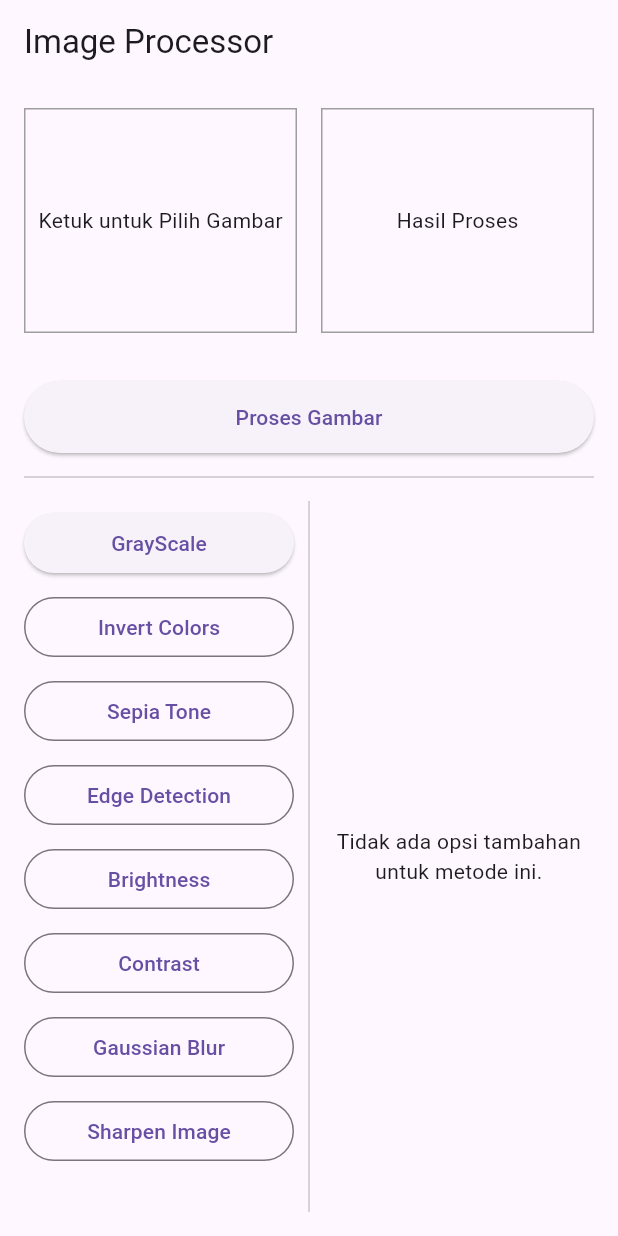
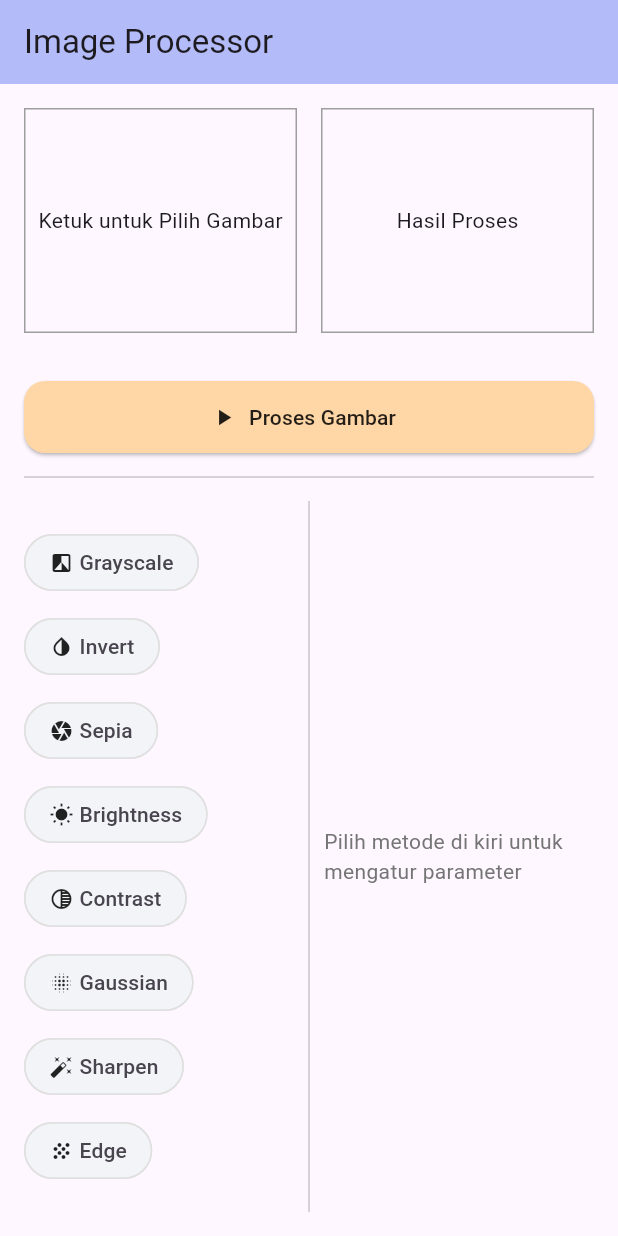
Before and after one commit to imdito/Citra-App, a Flutter app: the screen it shows after launch, on a phone screen of 412 x 824 dp. Run offline on Flutter 3.47's test engine with Material 3 defaults, Android fonts, the phone set to English and light mode, and no system bars; our stand-ins replace get, image_picker; missing offline and left inert: opencv_dart.

Commit message:
kentir iki tenan

```diff
--- a/lib/image_processing_View.dart
+++ b/lib/image_processing_View.dart
@@ -5,12 +5,18 @@ import 'Image_processing_controller.dart'; // Pastikan file ini ada
 class ImageProcessingView extends StatelessWidget {
   ImageProcessingView({Key? key}) : super(key: key);
 
-  final ImageProcessingController controller = Get.put(ImageProcessingController());
+  final ImageProcessingController controller = Get.put(
+    ImageProcessingController(),
+  );
 
   @override
   Widget build(BuildContext context) {
     return Scaffold(
-      appBar: AppBar(title: Text("Image Processor")),
+      appBar: AppBar(
+        title: Text("Image Processor"),
+        backgroundColor: const Color(0xFFB8C3FF),
+        elevation: 2,
+      ),
       body: Padding(
         padding: const EdgeInsets.all(16.0),
         child: Column(
@@ -22,33 +28,42 @@ class ImageProcessingView extends StatelessWidget {
                 Expanded(
                   child: GestureDetector(
                     onTap: () => controller.pilihGambar(),
-                    child: Obx(() => Container(
+                    child: Obx(
+                      () => Container(
                         height: 150,
                         decoration: BoxDecoration(
-                          border: Border.all(color: Colors.grey)),
+                          border: Border.all(color: Colors.grey),
+                        ),
                         child: controller.gambarAsli.value == null
                             ? Center(child: Text("Ketuk untuk Pilih Gambar"))
-                          : Image.file(controller.gambarAsli.value!,
-                          fit: BoxFit.cover),
-                    )),
+                            : Image.file(
+                                controller.gambarAsli.value!,
+                                fit: BoxFit.cover,
+                              ),
+                      ),
+                    ),
                   ),
                 ),
                 SizedBox(width: 16),
 
                 // --- Gambar Hasil Proses ---
                 Expanded(
-                  child: Obx(() => Container(
+                  child: Obx(
+                    () => Container(
                       height: 150,
                       decoration: BoxDecoration(
-                        border: Border.all(color: Colors.grey)),
+                        border: Border.all(color: Colors.grey),
+                      ),
                       child: controller.isLoading.isTrue
                           ? Center(child: CircularProgressIndicator())
                           : controller.gambarHasilProses.value == null
                           ? Center(child: Text("Hasil Proses"))
                           : Image.memory(
                               controller.gambarHasilProses.value!,
-                        fit: BoxFit.cover),
-                  )),
+                              fit: BoxFit.cover,
+                            ),
+                    ),
+                  ),
                 ),
               ],
             ),
@@ -58,11 +73,20 @@ class ImageProcessingView extends StatelessWidget {
             SizedBox(height: 16),
 
             // Bagian 3: Tombol Aksi Utama
-            ElevatedButton(
+            SizedBox(
+              width: double.infinity,
+              child: ElevatedButton.icon(
                 onPressed: () => controller.prosesGambar(),
-              child: Text("Proses Gambar"),
+                icon: const Icon(Icons.play_arrow),
+                label: const Text("Proses Gambar"),
                 style: ElevatedButton.styleFrom(
-                minimumSize: Size(double.infinity, 48), // Tombol lebar penuh
+                  backgroundColor: const Color(0xFFFFD6A5),
+                  foregroundColor: Colors.black87,
+                  minimumSize: const Size(double.infinity, 48),
+                  shape: RoundedRectangleBorder(
+                    borderRadius: BorderRadius.circular(14),
+                  ),
+                ),
               ),
             ),
             Divider(height: 32),
@@ -74,134 +98,50 @@ class ImageProcessingView extends StatelessWidget {
                   // --- SISI KIRI (Daftar Metode) ---
                   Expanded(
                     flex: 1,
-                    // Kita harus membungkus ListView dengan Obx
-                    // agar tombol bisa berganti style (solid/outline)
                     child: Obx(() {
-                      // Ambil nilai yang sedang dipilih
-                      final String selectedId = controller.selectedMethod.value;
-
-                      return ListView(
+                      final selected = controller.selectedMethods;
+                      Widget buildChip(String id, String label, IconData icon) {
+                        final bool isActive = selected.contains(id);
+                        return FilterChip(
+                          label: Row(
+                            mainAxisSize: MainAxisSize.min,
                             children: [
-                          // --- Tombol Grayscale ---
-                          Padding(
-                            padding: const EdgeInsets.symmetric(vertical: 4.0),
-                            child: selectedId == 'grayscale'
-                                ? ElevatedButton(
-                              onPressed: () =>
-                                  controller.ubahMetode('grayscale'),
-                              child: Text('GrayScale'),
-                            )
-                                : OutlinedButton(
-                              onPressed: () =>
-                                  controller.ubahMetode('grayscale'),
-                              child: Text('GrayScale'),
+                              Icon(icon, size: 16),
+                              SizedBox(width: 4),
+                              Text(label),
+                            ],
+                          ),
+                          selected: isActive,
+                          onSelected: (_) => controller.toggleMetode(id),
+                          selectedColor: const Color(0xFFA0E7E5),
+                          backgroundColor: const Color(0xFFF3F4F8),
+                          checkmarkColor: Colors.black87,
+                          shape: StadiumBorder(
+                            side: BorderSide(
+                              color: isActive
+                                  ? Colors.teal.shade400
+                                  : Colors.grey.shade300,
                             ),
                           ),
-                          // --- Tombol Invert Colors ---
-                          Padding(
-                            padding: const EdgeInsets.symmetric(vertical: 4.0),
-                            child: selectedId == 'invert'
-                                ? ElevatedButton(
-                              onPressed: () =>
-                                  controller.ubahMetode('invert'),
-                              child: Text('Invert Colors'),
-                            )
-                                : OutlinedButton(
-                              onPressed: () =>
-                                  controller.ubahMetode('invert'),
-                              child: Text('Invert Colors'),
+                        );
+                      }
+
+                      return Wrap(
+                        spacing: 8,
+                        runSpacing: 8,
+                        children: [
+                          buildChip(
+                            'grayscale',
+                            'Grayscale',
+                            Icons.filter_b_and_w,
                           ),
-                          ),
-                          // --- Tombol Sepia Tone ---
-                          Padding(
-                            padding: const EdgeInsets.symmetric(vertical: 4.0),
-                            child: selectedId == 'sepia'
-                                ? ElevatedButton(
-                              onPressed: () =>
-                                  controller.ubahMetode('sepia'),
-                              child: Text('Sepia Tone'),
-                            )
-                                : OutlinedButton(
-                              onPressed: () =>
-                                  controller.ubahMetode('sepia'),
-                              child: Text('Sepia Tone'),
-                            ),
-                          ),
-                          // --- Tombol Edge Detection ---
-                          Padding(
-                            padding: const EdgeInsets.symmetric(vertical: 4.0),
-                            child: selectedId == 'edge_detection'
-                                ? ElevatedButton(
-                              onPressed: () => controller
-                                  .ubahMetode('edge_detection'),
-                              child: Text('Edge Detection'),
-                            )
-                                : OutlinedButton(
-                              onPressed: () => controller
-                                  .ubahMetode('edge_detection'),
-                              child: Text('Edge Detection'),
-                            ),
-                          ),
-                          // --- Tombol Brightness ---
-                          Padding(
-                            padding: const EdgeInsets.symmetric(vertical: 4.0),
-                            child: selectedId == 'brightness'
-                                ? ElevatedButton(
-                              onPressed: () =>
-                                  controller.ubahMetode('brightness'),
-                              child: Text('Brightness'),
-                            )
-                                : OutlinedButton(
-                              onPressed: () =>
-                                  controller.ubahMetode('brightness'),
-                              child: Text('Brightness'),
-                            ),
-                          ),
-                          // --- Tombol Contrast ---
-                          Padding(
-                            padding: const EdgeInsets.symmetric(vertical: 4.0),
-                            child: selectedId == 'contrast'
-                                ? ElevatedButton(
-                              onPressed: () =>
-                                  controller.ubahMetode('contrast'),
-                              child: Text('Contrast'),
-                            )
-                                : OutlinedButton(
-                              onPressed: () =>
-                                  controller.ubahMetode('contrast'),
-                              child: Text('Contrast'),
-                            ),
-                          ),
-                          // --- Tombol Blur ---
-                          Padding(
-                            padding: const EdgeInsets.symmetric(vertical: 4.0),
-                            child: selectedId == 'blur'
-                                ? ElevatedButton(
-                              onPressed: () =>
-                                  controller.ubahMetode('blur'),
-                              child: Text('Gaussian Blur'),
-                            )
-                                : OutlinedButton(
-                              onPressed: () =>
-                                  controller.ubahMetode('blur'),
-                              child: Text('Gaussian Blur'),
-                            ),
-                          ),
-                          // --- Tombol Sharpen ---
-                          Padding(
-                            padding: const EdgeInsets.symmetric(vertical: 4.0),
-                            child: selectedId == 'sharpen'
-                                ? ElevatedButton(
-                              onPressed: () =>
-                                  controller.ubahMetode('sharpen'),
-                              child: Text('Sharpen Image'),
-                            )
-                                : OutlinedButton(
-                              onPressed: () =>
-                                  controller.ubahMetode('sharpen'),
-                              child: Text('Sharpen Image'),
-                            ),
-                          ),
+                          buildChip('invert', 'Invert', Icons.invert_colors),
+                          buildChip('sepia', 'Sepia', Icons.camera),
+                          buildChip('brightness', 'Brightness', Icons.wb_sunny),
+                          buildChip('contrast', 'Contrast', Icons.tonality),
+                          buildChip('blur', 'Gaussian', Icons.blur_on),
+                          buildChip('sharpen', 'Sharpen', Icons.auto_fix_high),
+                          buildChip('edge_detection', 'Edge', Icons.grain),
                         ],
                       );
                     }),
@@ -214,85 +154,62 @@ class ImageProcessingView extends StatelessWidget {
                   Expanded(
                     flex: 1,
                     child: Obx(() {
-                      // Semua logika 'switch' sekarang ada di sini
-                      final selected = controller.selectedMethod.value;
+                      final active = controller.selectedMethods;
+                      final List<Widget> controls = [];
 
-                      switch (selected) {
-                        case 'brightness':
-                          return Column(
-                            mainAxisAlignment: MainAxisAlignment.center,
-                            crossAxisAlignment: CrossAxisAlignment.start,
-                            children: [
-                              Text(
-                                'Intensitas Brightness: ${controller.brightnessValue.value.toStringAsFixed(2)}',
-                                style: TextStyle(fontWeight: FontWeight.bold),
-                              ),
-                              Slider(
+                      if (active.contains('brightness')) {
+                        controls.add(
+                          _Section(
+                            title:
+                                'Brightness (${controller.brightnessValue.value.toStringAsFixed(1)})',
+                            child: Slider(
                               value: controller.brightnessValue.value,
                               min: 0,
                               max: 10,
-                                onChanged: (val) {
-                                  controller.brightnessValue.value = val;
-                                },
+                              onChanged: (v) =>
+                                  controller.brightnessValue.value = v,
                             ),
-                            ],
+                          ),
                         );
-                        case 'contrast':
-                          return Column(
-                            mainAxisAlignment: MainAxisAlignment.center,
-                            crossAxisAlignment: CrossAxisAlignment.start,
-                            children: [
-                              Text(
-                                'Intensitas Kontras: ${controller.contrastValue.value.toStringAsFixed(2)}',
-                                style: TextStyle(fontWeight: FontWeight.bold),
-                              ),
-                              Slider(
+                      }
+                      if (active.contains('contrast')) {
+                        controls.add(
+                          _Section(
+                            title:
+                                'Contrast (${controller.contrastValue.value.toStringAsFixed(2)})',
+                            child: Slider(
                               value: controller.contrastValue.value,
                               min: 0,
                               max: 2,
-                                onChanged: (val) {
-                                  controller.contrastValue.value = val;
-                                },
+                              onChanged: (v) =>
+                                  controller.contrastValue.value = v,
                             ),
-                            ],
+                          ),
                         );
-                        case 'blur':
-                        // Ambil nilai integer
-                          final int radius = controller.blurRadius.value.toInt();
-                          return Column(
-                            mainAxisAlignment: MainAxisAlignment.center,
-                            crossAxisAlignment: CrossAxisAlignment.start,
-                            children: [
-                              Text(
-                                'Radius Blur: $radius',
-                                style: TextStyle(fontWeight: FontWeight.bold),
-                              ),
-                              Slider(
-                                value: radius.toDouble(), // Kirim balik
+                      }
+                      if (active.contains('blur')) {
+                        final radius = controller.blurRadius.value.toInt();
+                        controls.add(
+                          _Section(
+                            title: 'Gaussian Radius ($radius)',
+                            child: Slider(
+                              value: controller.blurRadius.value,
                               min: 1,
                               max: 10,
-                                divisions: 9, // (10-1)
+                              divisions: 9,
                               label: radius.toString(),
-                                onChanged: (val) {
-                                  controller.blurRadius.value = val;
-                                },
-                              ),
-                            ],
-                          );
-                        case 'edge_detection':
-                          return Column(
-                            children: [
-                              Expanded(
-                                child: Text(
-                                  "Metode Deteksi Tepi",
-                                  style: TextStyle(fontWeight: FontWeight.bold),
+                              onChanged: (v) => controller.blurRadius.value = v,
                             ),
                           ),
-                              SizedBox(height: 16),
-                              Expanded(
+                        );
+                      }
+                      if (active.contains('edge_detection')) {
+                        controls.add(
+                          _Section(
+                            title: 'Edge Method',
                             child: DropdownButton<String>(
                               value: controller.edgeDetectionMethod.value,
-                                  items: [
+                              items: const [
                                 DropdownMenuItem(
                                   value: 'sobel',
                                   child: Text('Sobel'),
@@ -302,32 +219,37 @@ class ImageProcessingView extends StatelessWidget {
                                   child: Text('Canny'),
                                 ),
                                 DropdownMenuItem(
-                                        value: 'laplace',
-                                        child: Text('laplace')),
+                                  value: 'laplacian',
+                                  child: Text('Laplacian'),
+                                ),
                                 DropdownMenuItem(
                                   value: 'prewitt',
-                                        child: Text('Prewitt')),
+                                  child: Text('Prewitt'),
+                                ),
                                 DropdownMenuItem(
                                   value: 'roberts',
-                                        child: Text('Roberts')),
+                                  child: Text('Roberts'),
+                                ),
                               ],
                               onChanged: (val) {
-                                    if (val != null) {
+                                if (val != null)
                                   controller.edgeDetectionMethod.value = val;
-                                    }
                               },
                             ),
                           ),
-                            ],
                         );
-                        default:
+                      }
+
+                      if (controls.isEmpty) {
                         return Center(
                           child: Text(
-                              "Tidak ada opsi tambahan untuk metode ini.",
-                              textAlign: TextAlign.center,
+                            'Pilih metode di kiri untuk mengatur parameter',
+                            style: TextStyle(color: Colors.grey.shade600),
                           ),
                         );
                       }
+
+                      return ListView(children: [...controls]);
                     }),
                   ),
                 ],
@@ -339,3 +261,28 @@ class ImageProcessingView extends StatelessWidget {
     );
   }
 }
+
+class _Section extends StatelessWidget {
+  final String title;
+  final Widget child;
+  const _Section({required this.title, required this.child});
+  @override
+  Widget build(BuildContext context) {
+    return Card(
+      color: const Color(0xFFFFF1E6),
+      elevation: 1,
+      shape: RoundedRectangleBorder(borderRadius: BorderRadius.circular(12)),
+      child: Padding(
+        padding: const EdgeInsets.symmetric(vertical: 12, horizontal: 16),
+        child: Column(
+          crossAxisAlignment: CrossAxisAlignment.start,
+          children: [
+            Text(title, style: const TextStyle(fontWeight: FontWeight.bold)),
+            const SizedBox(height: 8),
+            child,
+          ],
+        ),
+      ),
+    );
+  }
+}
```
Also changed, not shown: lib/Image_processing_controller.dart (+108 -77 lines), lib/main.dart (line endings or trailing spaces). Lines whose indentation alone changed are shown as unchanged.
